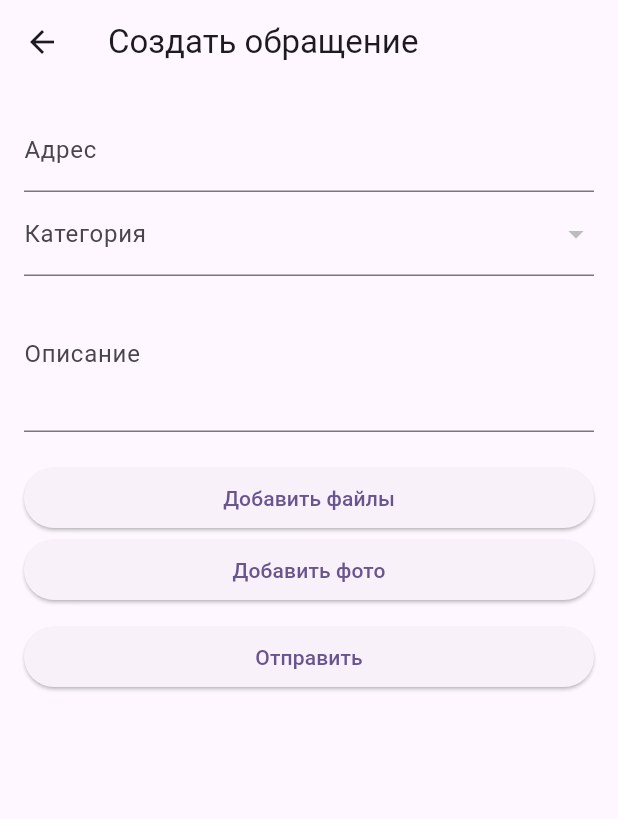
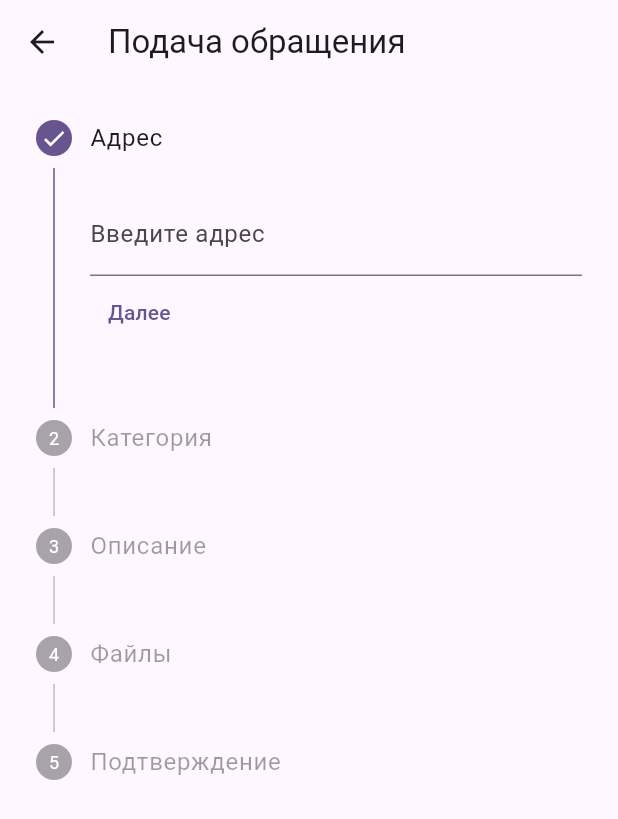
Before and after one commit to DiFlector/housingInspection, a Flutter app: the AppealListScreen screen opened by its route, after a tap on the "add" icon, on a phone screen of 412 x 824 dp. Shown: the top 819 px of the screen. Run offline on Flutter 3.47's test engine with Material 3 defaults, Android fonts, the phone set to English and light mode, and no system bars; our stand-ins replace file_picker, image_picker, jwt_decoder, shared_preferences; accounts and stored records are empty; network calls fail; statements that could not run were skipped.

Commit message:
Frontend - appeal wizard and file download

```diff
--- a/source/client/lib/main.dart
+++ b/source/client/lib/main.dart
@@ -13,6 +13,7 @@ import 'package:housing_inspection_client/screens/category_edit_screen.dart';
 import 'package:housing_inspection_client/screens/category_list_screen.dart';
 import 'package:housing_inspection_client/screens/status_edit_screen.dart';
 import 'package:housing_inspection_client/screens/status_list_screen.dart';
+import 'package:housing_inspection_client/screens/appeal_create_wizard_screen.dart';
 
 void main() async {
   WidgetsFlutterBinding.ensureInitialized();
@@ -67,6 +68,7 @@ class MyApp extends StatelessWidget {
         '/categories/edit': (context) => const CategoryEditScreen(category: null),
         '/statuses': (context) => const StatusListScreen(),
         '/statuses/edit': (context) => const StatusEditScreen(status: null),
+        '/appeals/create': (context) => const AppealCreateWizardScreen(),
       },
     );
   }
--- a/source/client/lib/models/appeal.dart
+++ b/source/client/lib/models/appeal.dart
@@ -1,4 +1,4 @@
-import 'package:housing_inspection_client/models/user.dart';
+import 'user.dart';
 
 class Appeal {
   final int id;
@@ -9,7 +9,9 @@ class Appeal {
   final String? description;
   final DateTime createdAt;
   final DateTime updatedAt;
-  final String? filePaths;
+  final List<String>? filePaths; //  Изменяем тип
+  final int? fileSize;
+  final String? fileType;
   final User? user;
 
   Appeal({
@@ -22,6 +24,8 @@ class Appeal {
     required this.createdAt,
     required this.updatedAt,
     this.filePaths,
+    this.fileSize,
+    this.fileType,
     this.user,
   });
 
@@ -35,11 +39,13 @@ class Appeal {
       description: json['description'],
       createdAt: DateTime.parse(json['created_at']),
       updatedAt: DateTime.parse(json['updated_at']),
-      filePaths: json['file_paths'],
+      filePaths: (json['file_paths'] as List<dynamic>?)?.map((e) => e as String).toList(), //  Обрабатываем как список
+      fileSize: json['file_size'],
+      fileType: json['file_type'],
       user: json['user'] != null ? User.fromJson(json['user']) : null,
     );
   }
-
+// Метод toJson() нужен для отправки данных на сервер.
   Map<String, dynamic> toJson() {
     return {
       'id': id,
@@ -50,7 +56,9 @@ class Appeal {
       'description': description,
       'created_at': createdAt.toIso8601String(),
       'updated_at': updatedAt.toIso8601String(),
-      'file_paths': filePaths
+      'file_paths': filePaths,
+      'file_size': fileSize,
+      'file_type': fileType
     };
   }
 }
--- /dev/null
+++ b/source/client/lib/screens/appeal_create_wizard_screen.dart
@@ -0,0 +1,302 @@
+import 'package:flutter/material.dart';
+import 'package:housing_inspection_client/models/appeal_category.dart';
+import 'package:housing_inspection_client/providers/appeal_provider.dart';
+import 'package:housing_inspection_client/providers/category_provider.dart';
+import 'package:provider/provider.dart';
+import 'package:file_picker/file_picker.dart'; //  Для file_picker
+import 'package:image_picker/image_picker.dart'; //  Для image_picker
+import 'dart:io'; // Для File
+import 'package:housing_inspection_client/models/appeal.dart';
+import 'package:flutter/foundation.dart';
+
+class AppealCreateWizardScreen extends StatefulWidget {
+  const AppealCreateWizardScreen({Key? key}) : super(key: key);
+
+  @override
+  State<AppealCreateWizardScreen> createState() => _AppealCreateWizardScreenState();
+}
+
+class _AppealCreateWizardScreenState extends State<AppealCreateWizardScreen> {
+  int _currentStep = 0;
+  final _formKeys = [
+    GlobalKey<FormState>(), //  Для каждого шага свой GlobalKey
+    GlobalKey<FormState>(),
+    GlobalKey<FormState>(),
+    GlobalKey<FormState>(),
+  ];
+
+  //  Переменные для хранения данных
+  String _address = '';
+  int _categoryId = 1; //  Начальное значение
+  String _description = '';
+  List<String> _filePaths = [];
+  List<AppealCategory> _categories = [];
+
+  bool _isLoading = false;
+  String? _error;
+
+
+  @override
+  void initState() {
+    super.initState();
+    //  Загружаем категории (лучше делать это в main.dart и передавать сюда через Provider)
+    _loadCategories();
+  }
+
+  Future<void> _loadCategories() async {
+    try {
+      _categories = await Provider.of<CategoryProvider>(context, listen: false).categories;
+      if (_categories.isNotEmpty) { //Если категории есть
+        setState(() {
+          _categoryId = _categories.first.id;  //  Устанавливаем начальное значение
+        });
+      }
+    } catch (e) {
+      setState(() {
+        _error = "Ошибка загрузки категорий: $e";
+      });
+    }
+  }
+
+  //  Методы для выбора файлов (как в appeal_create_screen.dart)
+  Future<void> _pickFiles() async {
+    FilePickerResult? result =
+    await FilePicker.platform.pickFiles(allowMultiple: true);
+
+    if (result != null) {
+      setState(() {
+        _filePaths = result.paths.map((path) => path!).toList();
+      });
+    }
+  }
+
+  Future<void> _takePicture() async {
+    final ImagePicker _picker = ImagePicker();
+    final XFile? photo = await _picker.pickImage(source: ImageSource.camera);
+
+    if (photo != null) {
+      setState(() {
+        _filePaths.add(photo.path);
+      });
+    }
+  }
+
+  // Виджет для отображения превью файла
+  Widget _buildFilePreview(String path) {
+    final extension = path.split('.').last.toLowerCase();
+    if (['jpg', '.jpeg', '.png', '.gif', '.bmp'].contains(extension)) {
+      return kIsWeb
+          ? Image.network(path, width: 100, height: 100)
+          : Image.file(File(path), width: 100, height: 100);
+    } else if (extension == 'pdf') {
+      return const SizedBox(width: 100, height: 100, child: Icon(Icons.picture_as_pdf, size: 64));
+    } else {
+      return const SizedBox(width: 100, height: 100, child: Icon(Icons.file_present, size: 64));
+    }
+  }
+
+
+  @override
+  Widget build(BuildContext context) {
+    return Scaffold(
+      appBar: AppBar(
+        title: const Text('Подача обращения'),
+      ),
+      body: _isLoading
+          ? const Center(child: CircularProgressIndicator())
+          : Stepper(
+        currentStep: _currentStep,
+        onStepContinue: () {
+          if (_currentStep < 4) { //  Проверяем, НЕ последний ли шаг
+            if (_formKeys[_currentStep].currentState!.validate()) {
+              _formKeys[_currentStep].currentState!.save();
+              setState(() {
+                _currentStep += 1;
+              });
+            }
+          } else {
+            //  Последний шаг - отправка
+            _submitAppeal();
+          }
+        },
+        onStepCancel: () {
+          if (_currentStep > 0) {
+            setState(() {
+              _currentStep -= 1;
+            });
+          }
+        },
+        onStepTapped: (int index) { //Убрали валидацию
+          setState(() {
+            _currentStep = index;
+          });
+        },
+        steps: [
+          // Шаг 1: Адрес
+          Step(
+            title: const Text('Адрес'),
+            content: Form(
+              key: _formKeys[0],
+              child: TextFormField(
+                decoration: const InputDecoration(labelText: 'Введите адрес'),
+                validator: (value) {
+                  if (value == null || value.isEmpty) {
+                    return 'Пожалуйста, введите адрес';
+                  }
+                  return null;
+                },
+                onSaved: (value) {
+                  _address = value!;
+                },
+              ),
+            ),
+            isActive: _currentStep >= 0,
+            state: _currentStep >= 0 ? StepState.complete : StepState.disabled,
+          ),
+
+          // Шаг 2: Категория
+          Step(
+            title: const Text('Категория'),
+            content: Form(
+              key: _formKeys[1],
+              child: DropdownButtonFormField<int>(
+                decoration: const InputDecoration(labelText: 'Выберите категорию'),
+                value: _categoryId,
+                items: _categories.map((category) { //  Используем _categories
+                  return DropdownMenuItem<int>(
+                    value: category.id,
+                    child: Text(category.name),
+                  );
+                }).toList(),
+                onChanged: (value) {
+                  setState(() {
+                    _categoryId = value!;
+                  });
+                },
+                validator: (value) {
+                  if (value == null) {
+                    return 'Пожалуйста, выберите категорию';
+                  }
+                  return null;
+                },
+              ),
+            ),
+            isActive: _currentStep >= 1,
+            state: _currentStep >= 1 ? StepState.complete : StepState.disabled,
+          ),
+
+          // Шаг 3: Описание
+          Step(
+            title: const Text('Описание'),
+            content: Form(
+              key: _formKeys[2],
+              child: TextFormField(
+                decoration: const InputDecoration(labelText: 'Описание проблемы'),
+                maxLines: 3,
+                onSaved: (value) {
+                  _description = value ?? '';
+                },
+              ),
+            ),
+            isActive: _currentStep >= 2,
+            state: _currentStep >= 2 ? StepState.complete : StepState.disabled,
+          ),
+
+          // Шаг 4: Файлы
+          Step(
+            title: const Text('Файлы'),
+            content: Form(
+              key: _formKeys[3],
+              child: Column(
+                children: [
+                  ElevatedButton(
+                    onPressed: _pickFiles,
+                    child: const Text('Выбрать файлы'),
+                  ),
+                  ElevatedButton(
+                    onPressed: _takePicture,
+                    child: const Text('Сделать фото'),
+                  ),
+                  const SizedBox(height: 10),
+                  Wrap(  //  Для отображения превью
+                    children: _filePaths.map((path) => Padding(
+                      padding: const EdgeInsets.all(4.0),
+                      child: _buildFilePreview(path),
+                    )).toList(),
+                  ),
+                ],
+              ),
+            ),
+            isActive: _currentStep >= 3,
+            state: _currentStep >= 3 ? StepState.complete : StepState.disabled,
+          ),
+
+          // Шаг 5: Подтверждение
+          Step(
+            title: const Text('Подтверждение'),
+            content: Column(
+              crossAxisAlignment: CrossAxisAlignment.start,
+              children: [
+                Text('Адрес: $_address'),
+                //  Добавляем проверку на  _categories.isNotEmpty:
+                Text('Категория: ${_categories.isNotEmpty ? _categories.firstWhere((cat) => cat.id == _categoryId).name : "Неизвестно"}'), //  Отображаем название категории
+                Text('Описание: $_description'),
+                Text('Файлы: ${_filePaths.length} шт.'), //  Количество файлов
+                //  Можно добавить отображение самих файлов (превью)
+              ],
+            ),
+            isActive: _currentStep >= 4,
+            state: _currentStep >= 4 ? StepState.complete : StepState.disabled,
+          ),
+        ],
+        controlsBuilder: (BuildContext context, ControlsDetails details) {
+          return Row(
+            mainAxisAlignment: MainAxisAlignment.spaceBetween,
+            children: <Widget>[
+              if (_currentStep > 0)
+                TextButton(
+                  onPressed: details.onStepCancel,
+                  child: const Text('Назад'),
+                ),
+              TextButton(
+                onPressed: details.onStepContinue,
+                child: Text(_currentStep == 4 ? 'Отправить' : 'Далее'),
+              ),
+            ],
+          );
+        },
+      ),
+    );
+  }
+
+  Future<void> _submitAppeal() async {
+    setState(() {
+      _isLoading = true;
+      _error = null;
+    });
+
+    try {
+      final newAppeal = Appeal(
+        id: 0, //  ID сгенерируется на сервере
+        userId: 0,  //  Будет подставлен сервером
+        categoryId: _categoryId,
+        statusId: 1, //  Новое
+        address: _address,
+        description: _description,
+        createdAt: DateTime.now(),
+        updatedAt: DateTime.now(),
+      );
+
+      await Provider.of<AppealProvider>(context, listen: false).addAppeal(newAppeal, _filePaths);
+      Navigator.of(context).pop(true); //  Передаем true
+    } catch (e) {
+      setState(() {
+        _error = 'Ошибка при отправке обращения: $e';
+      });
+    } finally {
+      setState(() {
+        _isLoading = false;
+      });
+    }
+  }
+}
--- a/source/client/lib/screens/appeal_list_screen.dart
+++ b/source/client/lib/screens/appeal_list_screen.dart
@@ -266,10 +266,11 @@ class _AppealListScreenState extends State<AppealListScreen> {
       ),
       floatingActionButton: FloatingActionButton(
         onPressed: () {
-          Navigator.push(
-              context,
-              MaterialPageRoute(
-                  builder: (context) => const AppealCreateScreen()));
+          Navigator.pushNamed(context, '/appeals/create').then((value) {
+            if (value == true) {  //  Если обращение создано
+              _loadAppeals();    //  Обновляем список
+            }
+          });
         },
         child: const Icon(Icons.add),
       ),
--- a/source/client/lib/services/api_service.dart
+++ b/source/client/lib/services/api_service.dart
@@ -58,6 +58,9 @@ class ApiService {
       'sort_order': sortOrder,
       if (statusId != null) 'status_id': statusId.toString(),
       if (categoryId != null) 'category_id': categoryId.toString(),
+      //  УДАЛЯЕМ start_date и end_date:
+      // if (startDate != null) 'start_date': startDate.toIso8601String(),
+      // if (endDate != null) 'end_date': endDate.toIso8601String(),
     };
 
     final Uri uri = Uri.parse('$baseUrl/appeals/').replace(
@@ -71,9 +74,10 @@ class ApiService {
 
     if (response.statusCode == 200) {
       final List<dynamic> data = jsonDecode(utf8.decode(response.bodyBytes));
+      print(data); //  Добавляем вывод в консоль
       return data.map((json) => Appeal.fromJson(json)).toList();
     } else {
-      throw ApiException('Failed to load appeals: ${response.statusCode}');
+      throw ApiException('Failed to load appeals: ${response.statusCode}'); //Добавили
     }
   }
 
@@ -103,10 +107,9 @@ class ApiService {
     );
 
     if (response.statusCode == 200) {
-      final Map<String, dynamic> data = jsonDecode(utf8.decode(response.bodyBytes));
-      return Appeal.fromJson(data);
+      return Appeal.fromJson(jsonDecode(utf8.decode(response.bodyBytes)));
     } else {
-      throw ApiException('Failed to load appeal: ${response.statusCode}');
+      throw ApiException('Failed to load appeal', response.statusCode); //Добавили
     }
   }
 
--- a/source/client/pubspec.yaml
+++ b/source/client/pubspec.yaml
@@ -41,6 +41,7 @@ dependencies:
   cupertino_icons: ^1.0.8
   jwt_decoder: ^2.0.1
   intl: ^0.18.0
+  url_launcher: ^6.2.2
 
 dev_dependencies:
   flutter_test:
```
Also changed, not shown: source/client/lib/screens/appeal_detail_screen.dart (+46 -28 lines), source/client/pubspec.lock, 2 other files.
